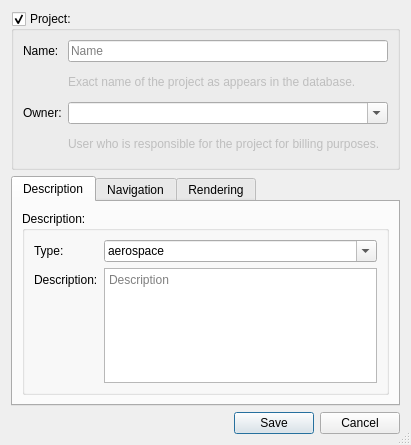
This is forms/repo_dialog_project.ui in 3drepo/3drepogui as Qt 5 draws it before an edit. The edited form follows.
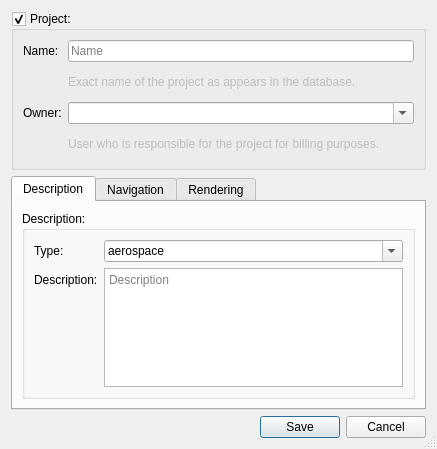
This is the edited form.

Patch:
```diff
--- a/forms/repo_dialog_project.ui
+++ b/forms/repo_dialog_project.ui
@@ -6,8 +6,8 @@
    <rect>
     <x>0</x>
     <y>0</y>
-    <width>411</width>
-    <height>431</height>
+    <width>437</width>
+    <height>449</height>
    </rect>
   </property>
   <property name="sizePolicy">
```
